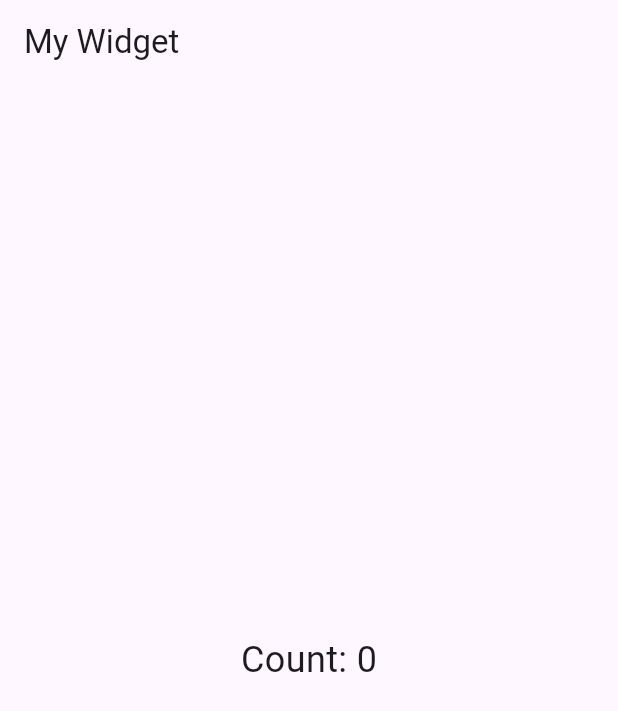
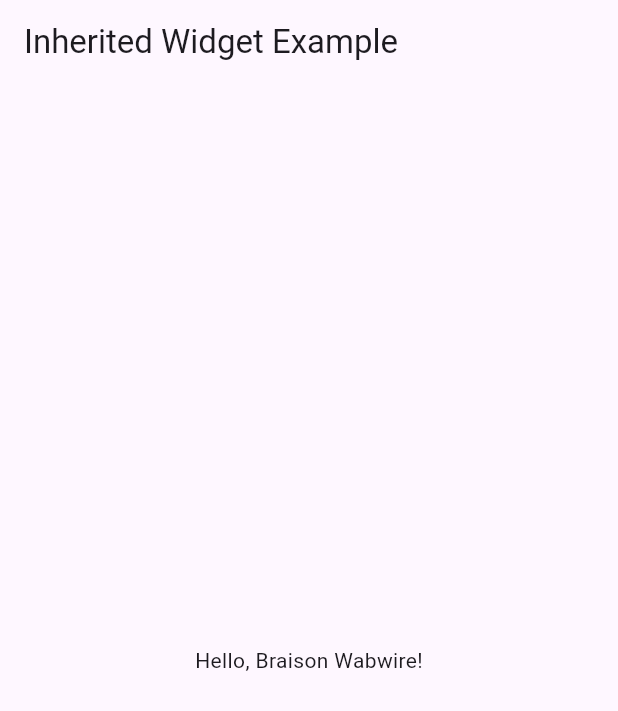
Before and after one commit to BraisonWabwire/flutter_app, a Flutter app: the screen it shows after launch, on a phone screen of 412 x 824 dp. Shown: the top 711 px of the screen. Run offline on Flutter 3.47's test engine with Material 3 defaults, Android fonts, the phone set to English and light mode, and no system bars.

Commit message:
flutter inherited widget

```diff
--- a/lib/main.dart
+++ b/lib/main.dart
@@ -1,26 +1,58 @@
-import 'package:flutter/cupertino.dart';
+// Inherited widget
 import 'package:flutter/material.dart';
 
 void main() {
-  runApp(const MyWidget(count: 0));
+  runApp(const MyApp());
 }
 
-class MyWidget extends StatelessWidget {
-  final int count;
-  const MyWidget({super.key, required this.count});
+
+// Defineing inherited widget
+class UserInheritedWidget extends InheritedWidget {
+  final String username;
+
+  const UserInheritedWidget({
+    required this.username,
+    required Widget child,
+    Key? key,
+  }): super(key: key, child: child);
+
+
+  // Static method to access the inherited widget
+  static UserInheritedWidget? of(BuildContext context) {
+    return context.dependOnInheritedWidgetOfExactType<UserInheritedWidget>();
+  }
+
+  @override
+  bool updateShouldNotify(covariant UserInheritedWidget oldWidget) {
+    return oldWidget.username != username;
+  }
+}
+
+class MyApp extends StatelessWidget {
+  const MyApp({Key? key}) : super(key: key);
 
   @override
   Widget build(BuildContext context) {
-    return MaterialApp(
-      home: Scaffold(
-        appBar: AppBar(title: const Text('My Widget')),
-        body: Center(
-          child: Text(
-            'Count: $count',
-            style: const TextStyle(fontSize: 24),
-          ),
-        ),
+    return UserInheritedWidget(
+      username: 'Braison Wabwire',
+      child: MaterialApp(
+        home: homePage(),
       ),
     );
   }
 }
+
+class homePage extends StatelessWidget {
+  @override
+  Widget build(BuildContext context) {
+    final userWidget = UserInheritedWidget.of(context);
+    return Scaffold(
+      appBar: AppBar(
+        title: Text('Inherited Widget Example'),
+      ),
+      body: Center(
+        child: Text('Hello, ${userWidget?.username ?? 'Guest'}!'),
+      ),
+    );
+  }
+}
```
